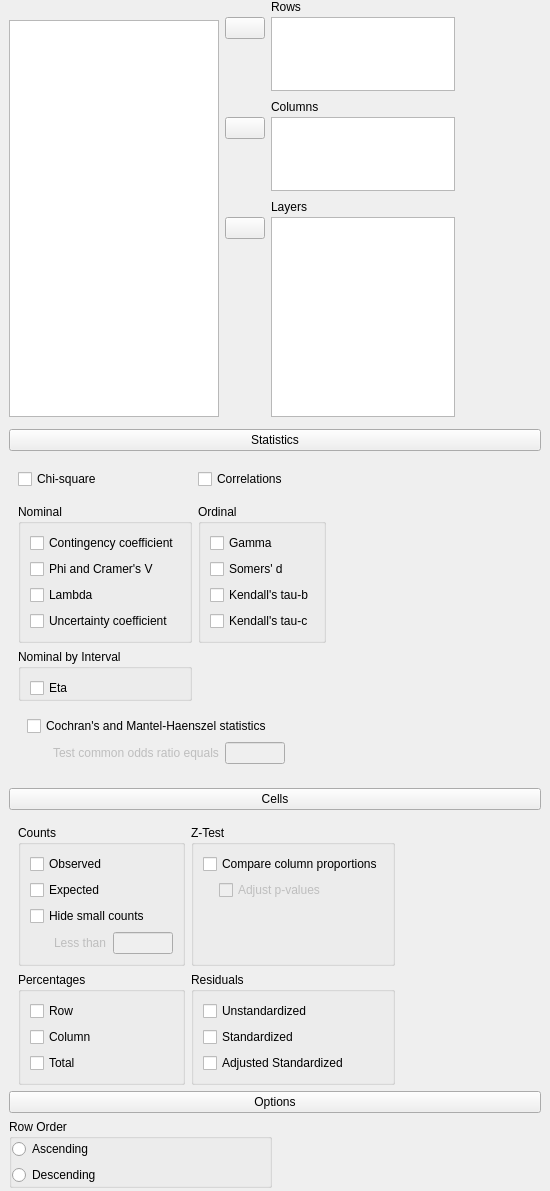
Qt form JASP-Desktop/analysisforms/crosstabsform.ui (jasp-stats/jasp-desktop) before a commit.
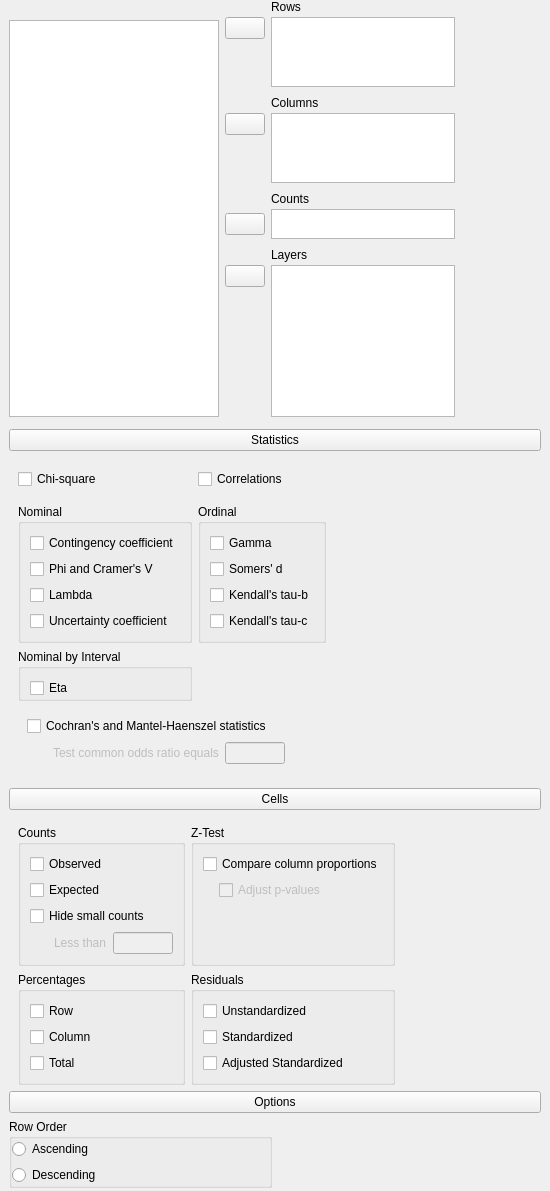
The same form after that commit. Custom widgets are drawn as their Qt base class.

Commit message: Crosstabs: Added a 'counts' option

```diff
--- a/JASP-Desktop/analysisforms/crosstabsform.ui
+++ b/JASP-Desktop/analysisforms/crosstabsform.ui
@@ -50,37 +50,8 @@
       <property name="verticalSpacing">
        <number>0</number>
       </property>
-      <item row="0" column="0">
-       <widget class="QWidget" name="widget_2" native="true">
-        <property name="maximumSize">
-         <size>
-          <width>16777215</width>
-          <height>20</height>
-         </size>
-        </property>
-       </widget>
-      </item>
-      <item row="1" column="0" rowspan="3">
-       <widget class="AvailableFieldsListView" name="listAvailableFields">
-        <property name="sizePolicy">
-         <sizepolicy hsizetype="Fixed" vsizetype="Expanding">
-          <horstretch>0</horstretch>
-          <verstretch>0</verstretch>
-         </sizepolicy>
-        </property>
-        <property name="maximumSize">
-         <size>
-          <width>210</width>
-          <height>16777215</height>
-         </size>
-        </property>
-        <property name="selectionMode">
-         <enum>QAbstractItemView::ExtendedSelection</enum>
-        </property>
-       </widget>
-      </item>
-      <item row="2" column="1">
-       <widget class="QWidget" name="widget" native="true">
+      <item row="0" column="1" rowspan="3">
+       <widget class="QWidget" name="widget_5" native="true">
         <property name="sizePolicy">
          <sizepolicy hsizetype="Preferred" vsizetype="Preferred">
           <horstretch>0</horstretch>
@@ -93,7 +64,7 @@
           <height>100</height>
          </size>
         </property>
-        <layout class="QGridLayout" name="gridLayout">
+        <layout class="QGridLayout" name="gridLayout_2">
          <property name="leftMargin">
           <number>0</number>
          </property>
@@ -106,11 +77,8 @@
          <property name="verticalSpacing">
           <number>3</number>
          </property>
-         <item row="0" column="0">
-          <widget class="QWidget" name="widget_9" native="true"/>
-         </item>
          <item row="1" column="0">
-          <widget class="AssignButton" name="buttonAssignColumns">
+          <widget class="AssignButton" name="buttonAssignRows">
            <property name="maximumSize">
             <size>
              <width>50</width>
@@ -123,7 +91,7 @@
           </widget>
          </item>
          <item row="2" column="0">
-          <spacer name="verticalSpacer">
+          <spacer name="verticalSpacer_2">
            <property name="orientation">
             <enum>Qt::Vertical</enum>
            </property>
@@ -136,7 +104,7 @@
           </spacer>
          </item>
          <item row="1" column="1" rowspan="2">
-          <widget class="BoundListView" name="columns">
+          <widget class="BoundListView" name="rows">
            <property name="sizePolicy">
             <sizepolicy hsizetype="Maximum" vsizetype="Expanding">
              <horstretch>0</horstretch>
@@ -155,16 +123,16 @@
           </widget>
          </item>
          <item row="0" column="1">
-          <widget class="QLabel" name="label_3">
+          <widget class="QLabel" name="label_2">
            <property name="text">
-            <string>Columns</string>
+            <string>Rows</string>
            </property>
           </widget>
          </item>
         </layout>
        </widget>
       </item>
-      <item row="3" column="1">
+      <item row="5" column="1">
        <widget class="QWidget" name="widget_6" native="true">
         <property name="sizePolicy">
          <sizepolicy hsizetype="Preferred" vsizetype="Preferred">
@@ -252,8 +220,8 @@
         </layout>
        </widget>
       </item>
-      <item row="0" column="1" rowspan="2">
-       <widget class="QWidget" name="widget_5" native="true">
+      <item row="3" column="1">
+       <widget class="QWidget" name="widget" native="true">
         <property name="sizePolicy">
          <sizepolicy hsizetype="Preferred" vsizetype="Preferred">
           <horstretch>0</horstretch>
@@ -266,7 +234,7 @@
           <height>100</height>
          </size>
         </property>
-        <layout class="QGridLayout" name="gridLayout_2">
+        <layout class="QGridLayout" name="gridLayout">
          <property name="leftMargin">
           <number>0</number>
          </property>
@@ -279,8 +247,11 @@
          <property name="verticalSpacing">
           <number>3</number>
          </property>
+         <item row="0" column="0">
+          <widget class="QWidget" name="widget_9" native="true"/>
+         </item>
          <item row="1" column="0">
-          <widget class="AssignButton" name="buttonAssignRows">
+          <widget class="AssignButton" name="buttonAssignColumns">
            <property name="maximumSize">
             <size>
              <width>50</width>
@@ -293,7 +264,7 @@
           </widget>
          </item>
          <item row="2" column="0">
-          <spacer name="verticalSpacer_2">
+          <spacer name="verticalSpacer">
            <property name="orientation">
             <enum>Qt::Vertical</enum>
            </property>
@@ -306,7 +277,7 @@
           </spacer>
          </item>
          <item row="1" column="1" rowspan="2">
-          <widget class="BoundListView" name="rows">
+          <widget class="BoundListView" name="columns">
            <property name="sizePolicy">
             <sizepolicy hsizetype="Maximum" vsizetype="Expanding">
              <horstretch>0</horstretch>
@@ -328,15 +299,104 @@
           <widget class="QWidget" name="widget_8" native="true"/>
          </item>
          <item row="0" column="1">
-          <widget class="QLabel" name="label_2">
+          <widget class="QLabel" name="label_3">
            <property name="text">
-            <string>Rows</string>
+            <string>Columns</string>
            </property>
           </widget>
          </item>
         </layout>
        </widget>
       </item>
+      <item row="0" column="0">
+       <widget class="QWidget" name="widget_2" native="true">
+        <property name="maximumSize">
+         <size>
+          <width>16777215</width>
+          <height>20</height>
+         </size>
+        </property>
+       </widget>
+      </item>
+      <item row="4" column="1">
+       <widget class="QWidget" name="widget_7" native="true">
+        <layout class="QGridLayout" name="gridLayout_20">
+         <property name="leftMargin">
+          <number>0</number>
+         </property>
+         <property name="topMargin">
+          <number>0</number>
+         </property>
+         <property name="rightMargin">
+          <number>0</number>
+         </property>
+         <property name="verticalSpacing">
+          <number>3</number>
+         </property>
+         <item row="1" column="0" rowspan="2" colspan="2">
+          <widget class="AssignButton" name="buttonAssignCounts">
+           <property name="maximumSize">
+            <size>
+             <width>50</width>
+             <height>16777215</height>
+            </size>
+           </property>
+           <property name="text">
+            <string/>
+           </property>
+          </widget>
+         </item>
+         <item row="0" column="2" colspan="2">
+          <widget class="QLabel" name="label">
+           <property name="text">
+            <string>Counts</string>
+           </property>
+          </widget>
+         </item>
+         <item row="0" column="0" colspan="2">
+          <widget class="QWidget" name="widget_11" native="true"/>
+         </item>
+         <item row="1" column="2" rowspan="2" colspan="2">
+          <widget class="BoundListView" name="counts">
+           <property name="sizePolicy">
+            <sizepolicy hsizetype="Maximum" vsizetype="Expanding">
+             <horstretch>0</horstretch>
+             <verstretch>0</verstretch>
+            </sizepolicy>
+           </property>
+           <property name="maximumSize">
+            <size>
+             <width>210</width>
+             <height>30</height>
+            </size>
+           </property>
+           <property name="selectionMode">
+            <enum>QAbstractItemView::ExtendedSelection</enum>
+           </property>
+          </widget>
+         </item>
+        </layout>
+       </widget>
+      </item>
+      <item row="1" column="0" rowspan="5">
+       <widget class="AvailableFieldsListView" name="listAvailableFields">
+        <property name="sizePolicy">
+         <sizepolicy hsizetype="Fixed" vsizetype="Expanding">
+          <horstretch>0</horstretch>
+          <verstretch>0</verstretch>
+         </sizepolicy>
+        </property>
+        <property name="maximumSize">
+         <size>
+          <width>210</width>
+          <height>16777215</height>
+         </size>
+        </property>
+        <property name="selectionMode">
+         <enum>QAbstractItemView::ExtendedSelection</enum>
+        </property>
+       </widget>
+      </item>
      </layout>
     </widget>
    </item>
```
Left out of the diff: 20 changed lines with no effect on the pictures. The commit also changes 3 other files.
